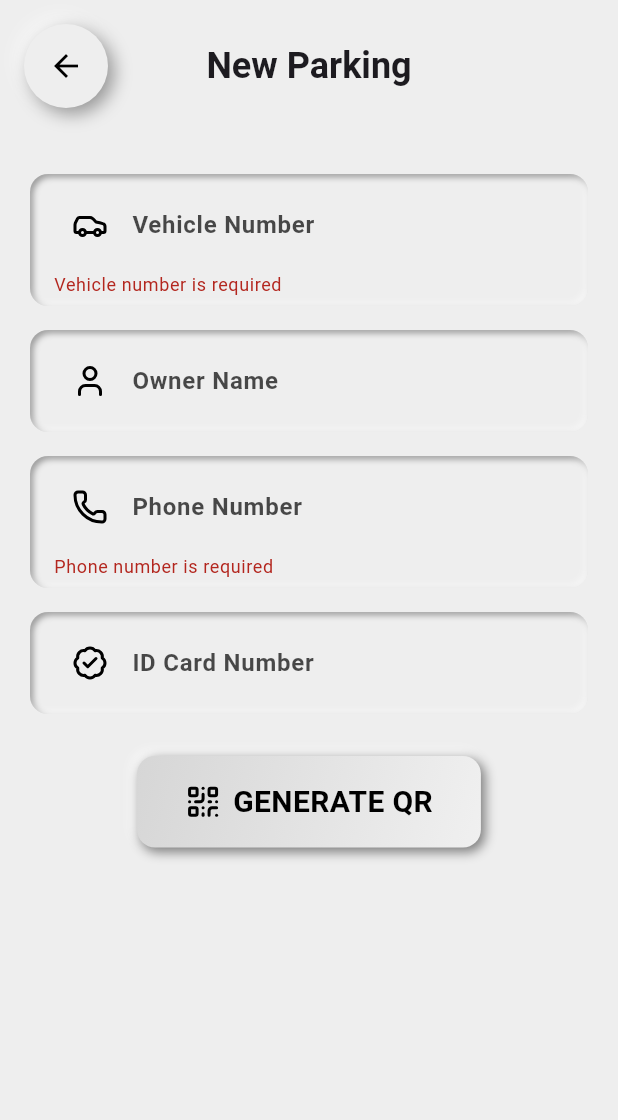
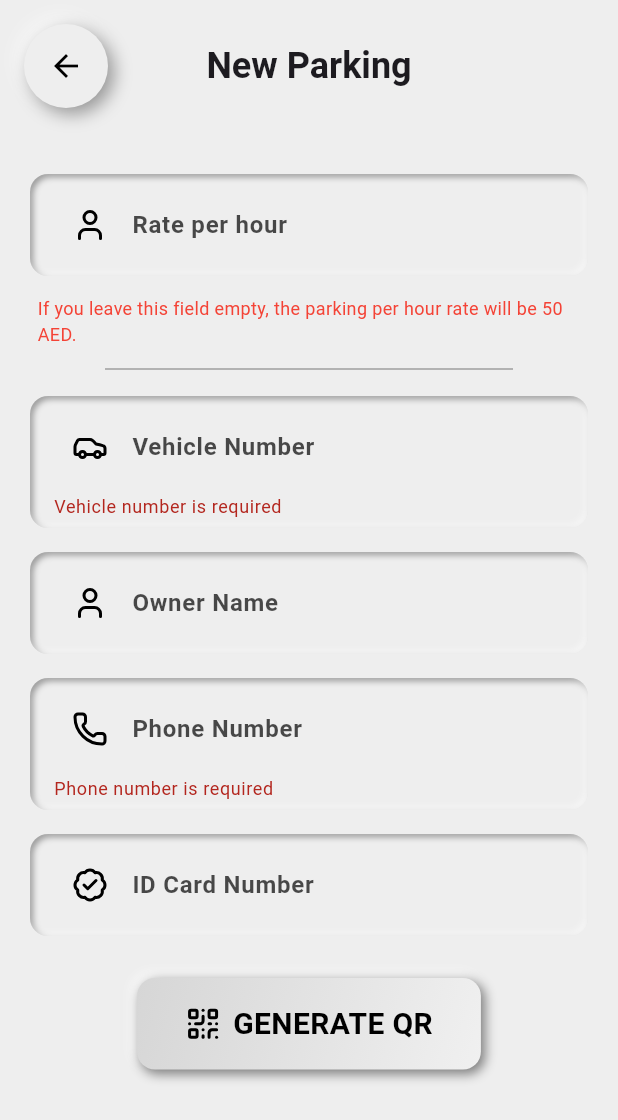
Before and after one commit to Umaiir11/Parking-Printer, a Flutter app: the ParkingFormView screen opened directly, after a tap on "GENERATE QR", on a phone screen of 412 x 824 dp. Shown: the top 1120 px of the screen. Run offline on Flutter 3.47's test engine with Material 3 defaults, Android fonts, the phone set to English and light mode, and no system bars; drawn by our look-alikes of flutter_animate; our stand-ins replace cloud_firestore, firebase_core, flutter_blue_plus, flutter_neumorphic_plus, get, lucide_icons and 2 more; missing offline and left inert: esc_pos_utils, mobile_scanner; accounts and stored records are empty.

Commit message:
stats added , dynamic rate per hour added

```diff
--- a/lib/parking_repo.dart
+++ b/lib/repo/parking_repo.dart
@@ -1,6 +1,6 @@
 import 'package:cloud_firestore/cloud_firestore.dart';
 import 'package:get/get_state_manager/src/simple/get_controllers.dart';
-import 'models/parking_model.dart';
+import '../models/parking_model.dart';
 
 class ParkingRepository extends GetxController {
   final FirebaseFirestore _firestore = FirebaseFirestore.instance;
--- a/lib/view/parking_form.dart
+++ b/lib/view/parking_form.dart
@@ -27,7 +27,30 @@ class ParkingFormView extends StatelessWidget {
           child: Column(
             children: [
               _buildAnimatedTextField(
-                icon: LucideIcons.car, // Car Icon
+                keyboardType: TextInputType.number,
+                icon: LucideIcons.user, // User Icon
+                label: 'Rate per hour',
+                onChanged: (v) => vm.perHourPRate.value = v,
+              ),
+              Padding(
+                padding: const EdgeInsets.only(top: 5, left: 5, bottom: 5),
+                child: Text(
+                  "If you leave this field empty, the parking per hour rate will be 50 AED.",
+                  style: TextStyle(color: Colors.red, fontSize: 12),
+                ),
+              ).animate().scale(duration: 300.ms).fadeIn(duration: 500.ms, delay: 600.ms).slide(begin: Offset(-30, 0), duration: 500.ms, curve: Curves.easeOutCubic),
+              Divider(
+                color: Colors.grey,
+                // Set the color to grey
+                thickness: 1,
+                endIndent: 50,
+                indent: 50,
+                // Adjust thickness if needed
+                height: 20, // Space above and below the divider
+              ).animate().scale(duration: 300.ms).fadeIn(duration: 500.ms, delay: 600.ms).slide(begin: Offset(-30, 0), duration: 500.ms, curve: Curves.easeOutCubic),
+              _buildAnimatedTextField(
+                icon: LucideIcons.car,
+                // Car Icon
                 label: 'Vehicle Number',
                 onChanged: (v) => vm.currentParking.value.vehicleNumber = v,
                 isRequired: true,
@@ -39,7 +62,8 @@ class ParkingFormView extends StatelessWidget {
                 onChanged: (v) => vm.currentParking.value.ownerName = v,
               ),
               _buildAnimatedTextField(
-                icon: LucideIcons.phone, // Phone Icon
+                icon: LucideIcons.phone,
+                // Phone Icon
                 label: 'Phone Number',
                 onChanged: (v) => vm.currentParking.value.phoneNumber = v,
                 isRequired: true,
@@ -62,8 +86,18 @@ class ParkingFormView extends StatelessWidget {
                         text: 'GENERATE QR',
                         onPressed: () async {
                           if (_formKey.currentState!.validate()) {
-                      await vm.createNewParking();
+                            bool hasSlots = await vm.createNewParking();
+                            if (hasSlots) {
                               Get.to(() => QrDisplayView());
+                            } else {
+                              Get.snackbar(
+                                "Parking Full",
+                                "No parking slots available right now.",
+                                snackPosition: SnackPosition.TOP,
+                                backgroundColor: Colors.red,
+                                colorText: Colors.white,
+                              );
+                            }
                           }
                         },
                         icon: LucideIcons.qrCode, // QR Code Icon
@@ -82,6 +116,7 @@ class ParkingFormView extends StatelessWidget {
     required ValueChanged<String> onChanged,
     bool isRequired = false,
     String? errorMsg,
+    TextInputType? keyboardType, // Nullable keyboardType
   }) {
     return Padding(
       padding: const EdgeInsets.symmetric(vertical: 8.0),
@@ -91,8 +126,9 @@ class ParkingFormView extends StatelessWidget {
           intensity: 0.8,
           boxShape: NeumorphicBoxShape.roundRect(BorderRadius.circular(12)),
         ),
-        padding: EdgeInsets.symmetric(horizontal: 16, vertical: 6),
+        padding: const EdgeInsets.symmetric(horizontal: 16, vertical: 6),
         child: TextFormField(
+          keyboardType: keyboardType, // Nullable: Uses default if not provided
           decoration: InputDecoration(
             border: InputBorder.none,
             labelText: label,
@@ -103,12 +139,10 @@ class ParkingFormView extends StatelessWidget {
             ),
             prefixIcon: Icon(icon, color: NeumorphicTheme.defaultTextColor(Get.context!)), // Icon added here
           ),
-          validator: isRequired
-              ? (value) => value == null || value.isEmpty ? errorMsg : null
-              : null,
+          validator: isRequired ? (value) => value == null || value.isEmpty ? errorMsg : null : null,
           onChanged: onChanged,
         ),
-      ).animate().fadeIn(duration: 500.ms, delay: 300.ms).slide(begin: Offset(30, 0), duration: 500.ms, curve: Curves.easeOutCubic).scale(duration: 300.ms),
+      ).animate().fadeIn(duration: 500.ms, delay: 300.ms).slide(begin: const Offset(30, 0), duration: 500.ms, curve: Curves.easeOutCubic).scale(duration: 300.ms),
     );
   }
 
--- a/lib/view/scan_view.dart
+++ b/lib/view/scan_view.dart
@@ -64,7 +64,7 @@ class _ScanViewState extends State<ScanView> {
 
                           if (isActive) {
 
-                            await Get.to(() => ReceiptView());
+                            await Get.off(() => ReceiptView());
                             vm.isProcessing.value = false; // Reset flag when returning
 
                             // Get.to(() => ReceiptView())?.then((_) {
--- a/lib/view_model/parking_viewmodel.dart
+++ b/lib/view_model/parking_viewmodel.dart
@@ -1,50 +1,91 @@
 import 'package:get/get.dart';
 import 'package:intl/intl.dart';
+import 'package:parkingapp/global_variables.dart';
 import '../models/parking_model.dart';
-import '../parking_repo.dart';
+import '../repo/parking_repo.dart';
+import '../repo/parking_stats_repo.dart';
 
 class ParkingViewModel extends GetxController {
-  final ParkingRepository _repo = ParkingRepository();
+  final ParkingRepository _parkingRepo = ParkingRepository();
+  final ParkingStatsRepository _repo = ParkingStatsRepository();
   final Rx<ParkingModel> currentParking = ParkingModel().obs;
+   RxString  perHourPRate =''.obs;
   final RxString qrData = ''.obs;
   final RxBool isLoading = false.obs;
   final RxDouble totalAmount = 0.0.obs;
   final RxString parkingDuration = ''.obs;  // New variable for displaying hours, minutes, and days
+  final RxInt totalSlots = 0.obs;
+  final RxInt totalIn = 0.obs;
+  final RxInt totalOut = 0.obs;
+
+  final RxBool isFetching = false.obs;  // New variable for displaying hours, minutes, and days
+
+  Future<void> fetchParkingStats() async {
+    isFetching.value = true;
+    try {
+      final stats = await _repo.getParkingStats();
+
+      totalSlots.value = stats.totalSlots ?? 22;
+      totalIn.value = stats.totalIn ?? 0;
+      totalOut.value = stats.totalOut ?? 0;
+    } catch (e) {
+      print("Error fetching parking stats: $e");
+    } finally {
+      isFetching.value = false;
+    }
+  }
 
   static const double perHourRate = 50.0;
 
-  Future<void> createNewParking() async {
+
+
+  Future<bool> createNewParking() async {
     isLoading.value = true;
     try {
-      currentParking.value.entryTime = DateTime.now(); // Set start time
-      final id = await _repo.createParking(currentParking.value);
+      final stats = await _repo.getParkingStats();
+
+      if (stats.totalSlots == null || stats.totalSlots <= 0) {
+        return false; // Return false if total slots are null or zero
+      }
+
+      currentParking.value.entryTime = DateTime.now();
+      final id = await _parkingRepo.createParking(currentParking.value);
       qrData.value = id;
+
+      // Update stats (reduce available slots, increase total in)
+      await _repo.updateParkingStats(
+        totalSlots: stats.totalSlots - 1,
+        totalIn: stats.totalIn + 1,
+      );
+
+      return true; // Return true when parking is created successfully
     } finally {
       isLoading.value = false;
     }
   }
-  final RxBool isProcessing = false.obs; // Add this in ViewModel
 
   Future<bool> completeParking() async {
     isLoading.value = true;
     try {
-      final parking = await _repo.getParking(qrData.value);
-      if (parking == null || parking.isActive == false) {
-        return false; // If parking is inactive or doesn't exist, return false
-      }
+      final parking = await _parkingRepo.getParking(qrData.value);
+      if (parking == null || parking.isActive == false) return false;
 
-      await _repo.completeParking(qrData.value);
+      await _parkingRepo.completeParking(qrData.value);
 
-      final updatedParking = await _repo.getParking(qrData.value);
+      final updatedParking = await _parkingRepo.getParking(qrData.value);
       if (updatedParking != null) {
-        updatedParking.exitTime = DateTime.now(); // Set end time
+        updatedParking.exitTime = DateTime.now();
         currentParking.value = updatedParking;
 
-        // Calculate total price
         totalAmount.value = _calculateTotal(updatedParking.entryTime!, updatedParking.exitTime!);
+        parkingDuration.value = _calculateDuration(updatedParking.entryTime!, updatedParking.exitTime!);
 
-        // Calculate and update parking duration in hours, minutes, and days
-        parkingDuration.value = _calculateDuration(updatedParking.entryTime!, updatedParking.exitTime!);
+        // Update stats (increase available slots, increase total out)
+        final stats = await _repo.getParkingStats();
+        await _repo.updateParkingStats(
+          totalSlots: stats.totalSlots + 1,
+          totalOut: stats.totalOut + 1,
+        );
       }
       return true;
     } finally {
@@ -53,10 +94,57 @@ class ParkingViewModel extends GetxController {
   }
 
 
+
+
+  // Future<void> createNewParking() async {
+  //   isLoading.value = true;
+  //   try {
+  //     currentParking.value.entryTime = DateTime.now(); // Set start time
+  //     final id = await _repo.createParking(currentParking.value);
+  //     qrData.value = id;
+  //   } finally {
+  //     isLoading.value = false;
+  //   }
+  // }
+  final RxBool isProcessing = false.obs; // Add this in ViewModel
+
+  // Future<bool> completeParking() async {
+  //   isLoading.value = true;
+  //   try {
+  //     final parking = await _repo.getParking(qrData.value);
+  //     if (parking == null || parking.isActive == false) {
+  //       return false; // If parking is inactive or doesn't exist, return false
+  //     }
+  //
+  //     await _repo.completeParking(qrData.value);
+  //
+  //     final updatedParking = await _repo.getParking(qrData.value);
+  //     if (updatedParking != null) {
+  //       updatedParking.exitTime = DateTime.now(); // Set end time
+  //       currentParking.value = updatedParking;
+  //
+  //       // Calculate total price
+  //       totalAmount.value = _calculateTotal(updatedParking.entryTime!, updatedParking.exitTime!);
+  //
+  //       // Calculate and update parking duration in hours, minutes, and days
+  //       parkingDuration.value = _calculateDuration(updatedParking.entryTime!, updatedParking.exitTime!);
+  //     }
+  //     return true;
+  //   } finally {
+  //     isLoading.value = false;
+  //   }
+  // }
+
+
   double _calculateTotal(DateTime start, DateTime end) {
     final duration = end.difference(start).inHours;
-    return duration * perHourRate;
+
+    // Use perHourRate if perHourPRate is null or empty, otherwise convert perHourPRate to double
+    double rate = (perHourPRate.value.isEmpty) ? perHourRate : double.tryParse(perHourPRate.value) ?? perHourRate;
+GlobalVariables.gbRatePerHour =rate;
+    return duration * rate;
   }
+
 
   String _calculateDuration(DateTime start, DateTime end) {
     final duration = end.difference(start);
```
Also changed, not shown: lib/printer_service.dart (+67 -45 lines), lib/view/home_view.dart (+11 -2 lines), lib/view/receipt_view.dart (+23 -1 lines). Lines whose indentation alone changed are shown as unchanged.
